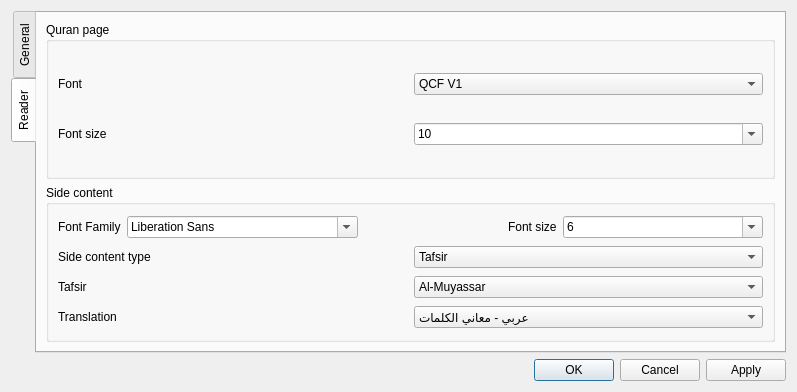
The window that src/core/settingsdialog.ui (0xzer0x/quran-companion) describes before a commit, drawn with Qt 5.
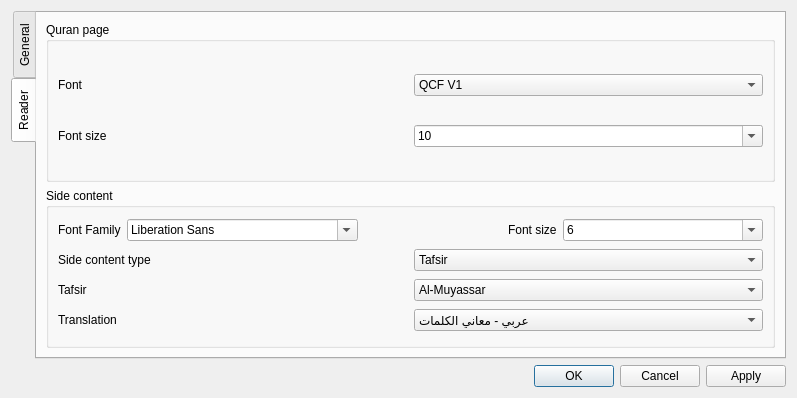
The same window after the commit.

Patch:
```diff
--- a/src/core/settingsdialog.ui
+++ b/src/core/settingsdialog.ui
@@ -7,7 +7,7 @@
     <x>0</x>
     <y>0</y>
     <width>797</width>
-    <height>392</height>
+    <height>398</height>
    </rect>
   </property>
   <property name="windowTitle">
```
Left out of the diff: 5 changed lines with no effect on the pictures.
